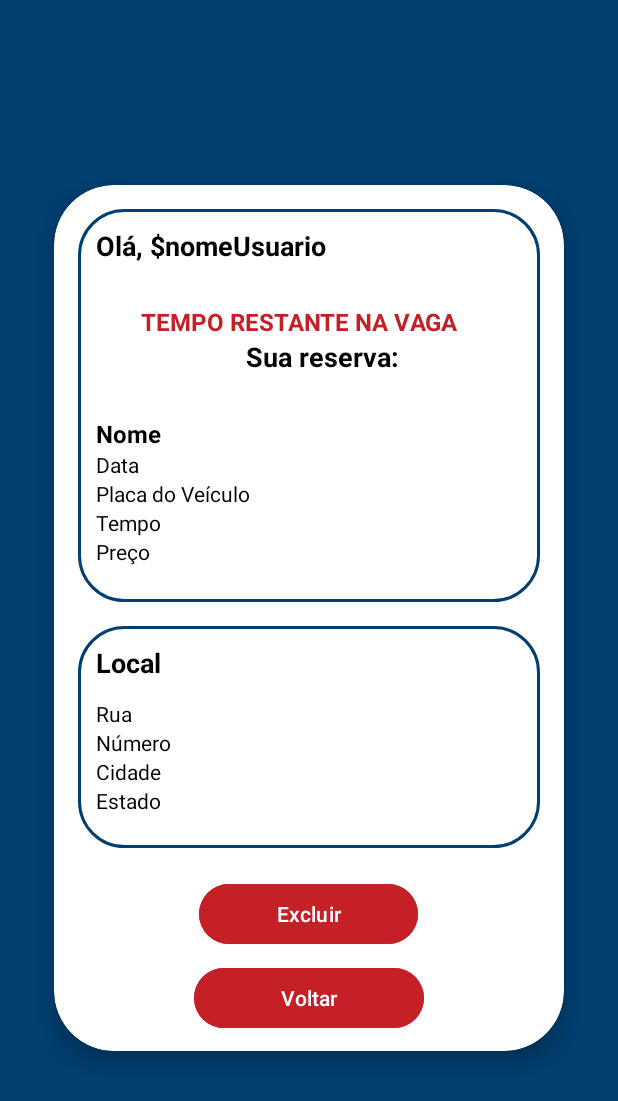
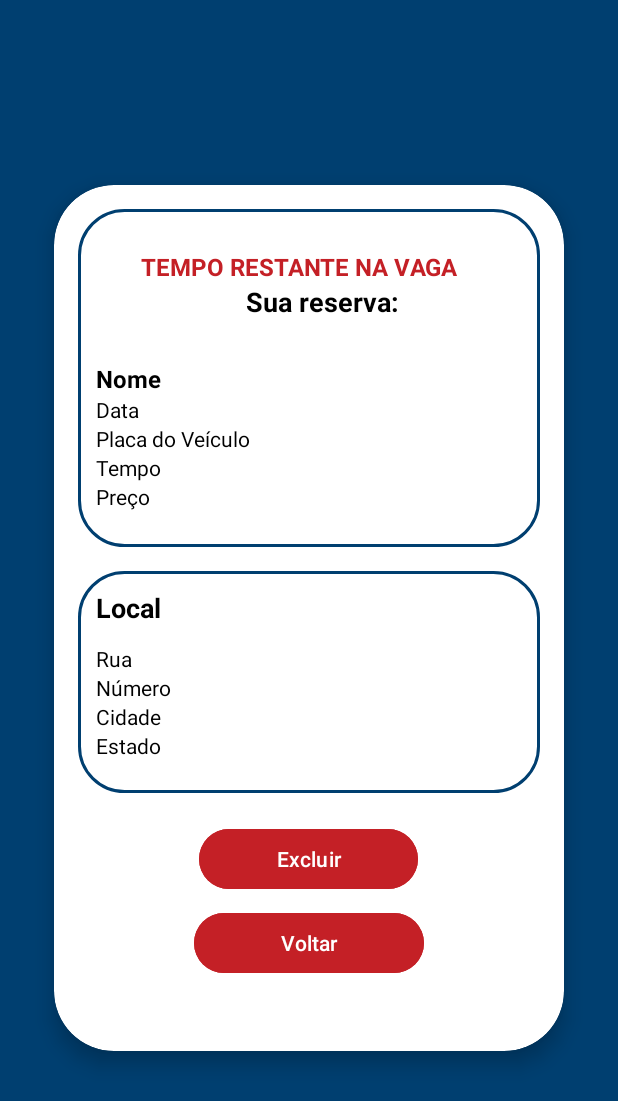
Before and after one commit to VitorMarvulle/GestaoEstacionamento, an Android app: the MotoristaCardActivity screen opened directly, with no data from a screen before it, on a phone screen of 412 x 824 dp. Shown: the top 1101 px of the screen. Run offline under Robolectric (Android 15) with nearby library versions, the phone set to English and light mode, and no system bars; our stand-ins replace Firebase (no records; nobody signed in at launch, a user with empty details on screens opened directly).

Commit message:
pequenas alteracoes botoes

```diff
--- a/app/src/main/java/br/edu/fatecpg/gestaoestacionamento/view/MotoristaCardActivity.kt
+++ b/app/src/main/java/br/edu/fatecpg/gestaoestacionamento/view/MotoristaCardActivity.kt
@@ -34,7 +34,6 @@ class MotoristaCardActivity : AppCompatActivity() {
         val txtPlaca: TextView = findViewById(R.id.txtPlaca)
         val txtPreco: TextView = findViewById(R.id.txtPreco)
         val txtTempo: TextView = findViewById(R.id.txtTempo)
-        val txtSaudacao: TextView = findViewById(R.id.txtSaudacao)
         val txtTimer: TextView = findViewById(R.id.txtTimer)
         val btnExcluir: Button = findViewById(R.id.btnExcluir)
         val btnSair: Button = findViewById(R.id.btnSair)
--- a/app/src/main/res/layout/activity_botoes_administrador.xml
+++ b/app/src/main/res/layout/activity_botoes_administrador.xml
@@ -28,7 +28,7 @@
         android:layout_width="224dp"
         android:layout_height="wrap_content"
         android:backgroundTint="@color/white"
-        android:text="Criar Reservas"
+        android:text="Criar Nova Vaga"
         android:textColor="@android:color/black"
         android:textSize="20sp" />
 
@@ -37,7 +37,7 @@
         android:layout_width="wrap_content"
         android:layout_height="wrap_content"
         android:layout_marginTop="16dp"
-        android:text="Consultar Reservas"
+        android:text="Consultar Reservas de Clientes"
         android:textColor="@android:color/black"
         android:backgroundTint="@color/white"
         android:textSize="20sp" />
--- a/app/src/main/res/layout/activity_motorista_card.xml
+++ b/app/src/main/res/layout/activity_motorista_card.xml
@@ -37,15 +37,6 @@
                 android:orientation="vertical"
                 android:padding="12dp">
 
-                <TextView
-                    android:id="@+id/txtSaudacao"
-                    android:layout_width="match_parent"
-                    android:layout_height="wrap_content"
-                    android:layout_marginBottom="12dp"
-                    android:text="Olá, $nomeUsuario"
-                    android:textColor="@color/black"
-                    android:textSize="18sp"
-                    android:textStyle="bold" />
 
                 <!-- Campos Nome, Data, Placa, Tempo e Preço -->
                 <TextView
```
Also changed, not shown: app/src/main/java/br/edu/fatecpg/gestaoestacionamento/adapter/VagaAdapter.kt (+23 -23 lines), 1 other file.
